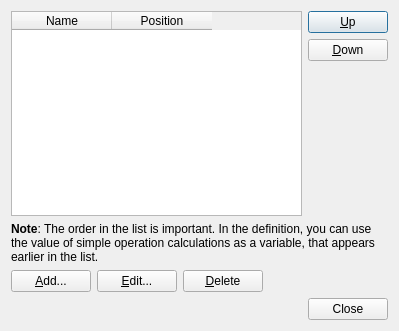
First picture: the form in libs/guicore/postcontainer/v4postcalculatedresultlistdialog.ui, repository i-RIC/prepost-gui, before the edit.
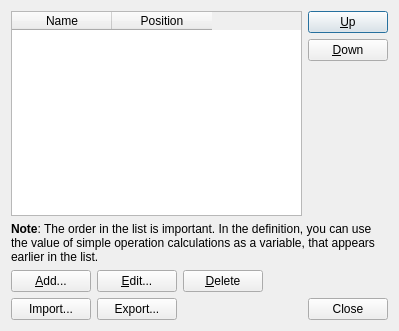
Second picture: the form after the edit.

Commit message: 簡易演算の結果に入出力ボタンの追加、呼び出す関数にファイル入出力のガワをつけた

What changed in the file:
```diff
--- a/libs/guicore/postcontainer/v4postcalculatedresultlistdialog.ui
+++ b/libs/guicore/postcontainer/v4postcalculatedresultlistdialog.ui
@@ -128,6 +128,20 @@
    </item>
    <item>
     <layout class="QHBoxLayout" name="horizontalLayout_2">
+     <item>
+      <widget class="QPushButton" name="importButton">
+       <property name="text">
+        <string>Import...</string>
+       </property>
+      </widget>
+     </item>
+     <item>
+      <widget class="QPushButton" name="exportButton">
+       <property name="text">
+        <string>Export...</string>
+       </property>
+      </widget>
+     </item>
      <item>
       <widget class="QDialogButtonBox" name="buttonBox">
        <property name="orientation">
```
Left out of the diff: 6 changed lines with no effect on the pictures. The commit also changes 2 other files.
